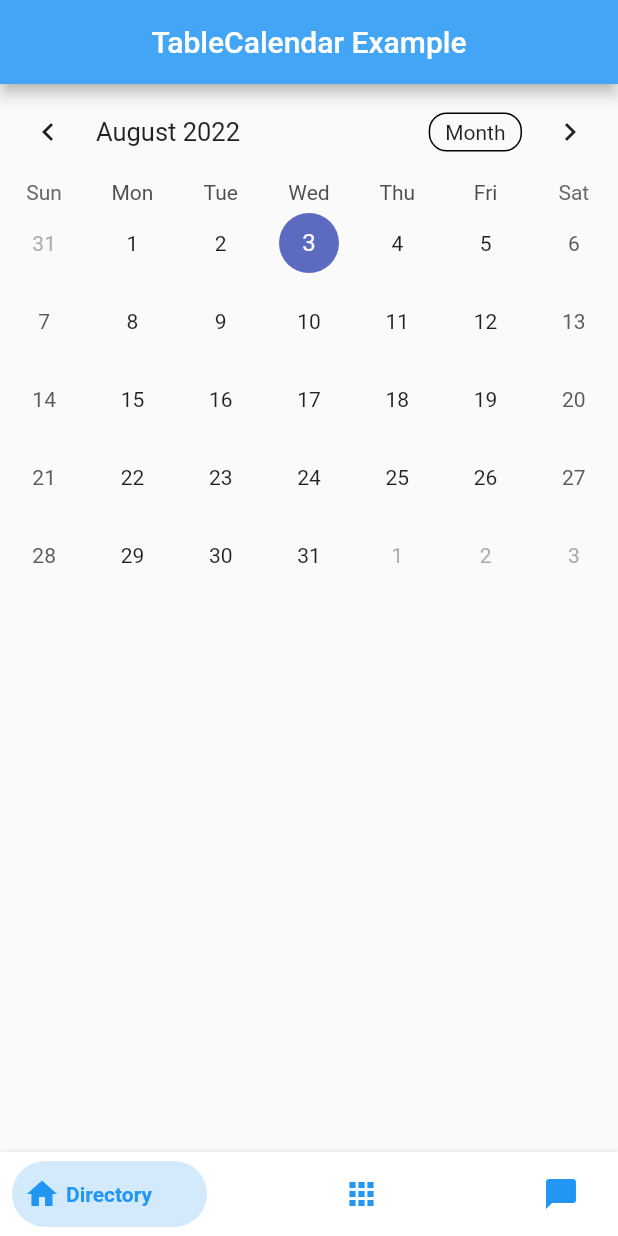
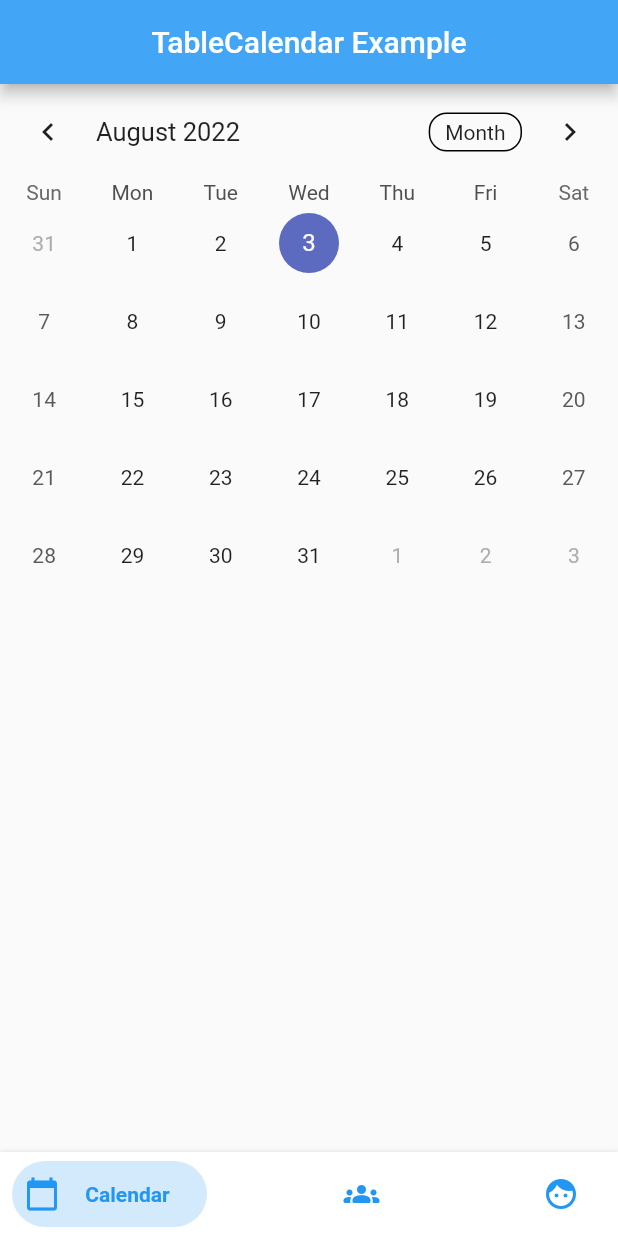
Before and after one commit to XAL-XAL/Scheduler, a Flutter app: the BottomMenuBar screen opened directly, on a phone screen of 412 x 824 dp. Run offline on Flutter 3.47's test engine with Material 2 defaults, Android fonts, the phone set to English and light mode, and no system bars; drawn by our look-alikes of bottom_navy_bar, table_calendar; our stand-ins replace cloud_firestore, firebase_auth, firebase_core; accounts and stored records are empty.

Commit message:
Fixed Nav bar names/icons

```diff
--- a/lib/view/bottom_menu_bar.dart
+++ b/lib/view/bottom_menu_bar.dart
@@ -53,16 +53,19 @@ class _BottomMenuBarState extends State<BottomMenuBar> {
         },
         items: <BottomNavyBarItem>[
           BottomNavyBarItem(
-            title: Text('Directory'),
-            icon: Icon(Icons.home),
+            textAlign: TextAlign.center,
+            title: Text('Calendar'),
+            icon: Icon(Icons.calendar_today),
           ),
           BottomNavyBarItem(
-            title: Text('Calendar'),
-            icon: Icon(Icons.apps),
+            textAlign: TextAlign.center,
+            title: Text('Directory'),
+            icon: Icon(Icons.groups_rounded),
           ),
           BottomNavyBarItem(
+            textAlign: TextAlign.center,
             title: Text('Profile'),
-            icon: Icon(Icons.chat_bubble),
+            icon: Icon(Icons.face_sharp),
           ),
         ],
       ),
--- a/lib/view/directory_page.dart
+++ b/lib/view/directory_page.dart
@@ -16,7 +16,7 @@ class _DirectoryPageState extends State<DirectoryPage> {
         backgroundColor: Colors.blue.shade400,
         title: Text("Directory"),
       ),
-      body: Center(child: Text("hi")),
+      body: Center(child: Text("Directory Page")),
     );
   }
 }
```
Also changed, not shown: lib/view/profile_page.dart (+8 -4 lines).
